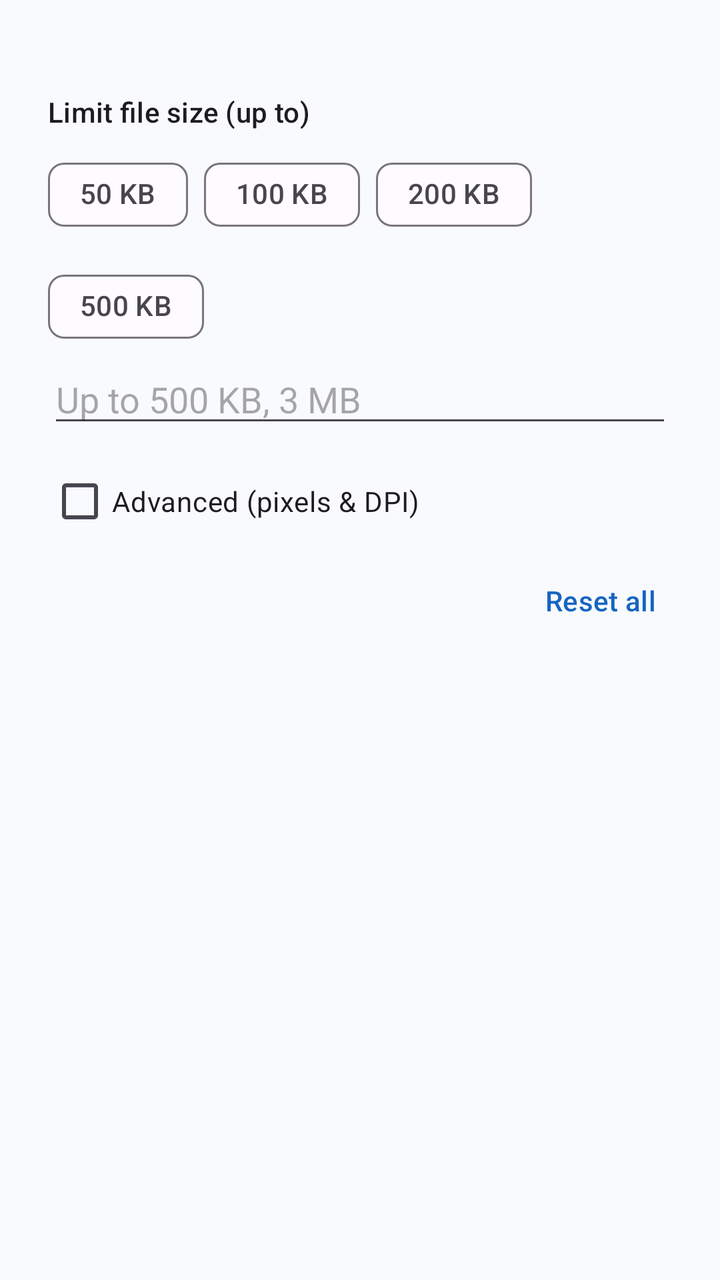
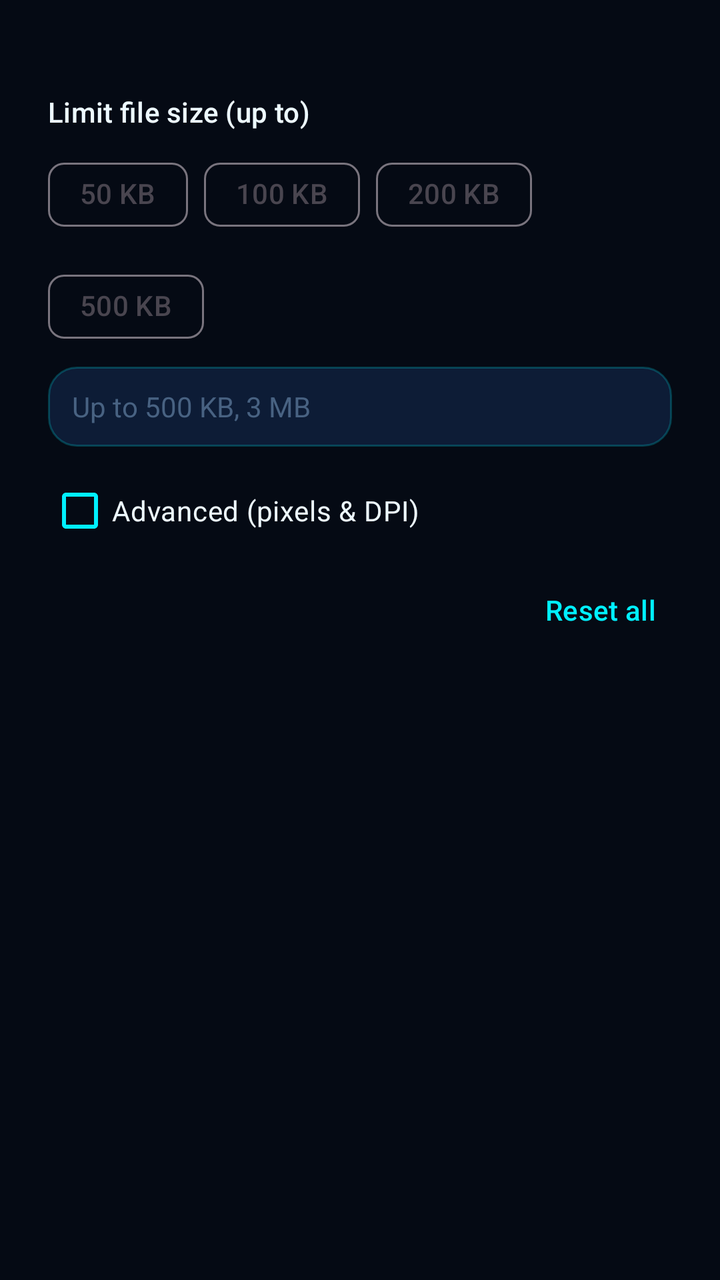

Screens rendered from an Android XML layout before and after an edit, with the pre-edit source and the edit as a unified diff.
<!-- AndroidManifest.xml: application theme Theme.ScanWhirl -->
<!-- res/layout/dialog_resize.xml -->
<?xml version="1.0" encoding="utf-8"?>
<LinearLayout xmlns:android="http://schemas.android.com/apk/res/android"
    xmlns:app="http://schemas.android.com/apk/res-auto"
    android:layout_width="match_parent"
    android:layout_height="wrap_content"
    android:orientation="vertical"
    android:paddingHorizontal="24dp"
    android:paddingTop="16dp"
    android:paddingBottom="4dp">

    <TextView
        android:id="@+id/fileInfo"
        android:layout_width="match_parent"
        android:layout_height="wrap_content"
        android:maxLines="2"
        android:textAppearance="?attr/textAppearanceBodySmall"
        android:textColor="?android:attr/textColorSecondary" />

    <TextView
        android:layout_width="wrap_content"
        android:layout_height="wrap_content"
        android:layout_marginTop="14dp"
        android:text="@string/resize_target_label"
        android:textAppearance="?attr/textAppearanceLabelLarge" />

    <com.google.android.material.chip.ChipGroup
        android:id="@+id/presetGroup"
        android:layout_width="wrap_content"
        android:layout_height="wrap_content"
        android:layout_marginTop="8dp"
        app:singleSelection="true">

        <com.google.android.material.chip.Chip
            android:id="@+id/preset50"
            style="@style/Widget.Material3.Chip.Filter"
            android:layout_width="wrap_content"
            android:layout_height="wrap_content"
            android:text="@string/size_50" />

        <com.google.android.material.chip.Chip
            android:id="@+id/preset100"
            style="@style/Widget.Material3.Chip.Filter"
            android:layout_width="wrap_content"
            android:layout_height="wrap_content"
            android:text="@string/size_100" />

        <com.google.android.material.chip.Chip
            android:id="@+id/preset200"
            style="@style/Widget.Material3.Chip.Filter"
            android:layout_width="wrap_content"
            android:layout_height="wrap_content"
            android:text="@string/size_200" />

        <com.google.android.material.chip.Chip
            android:id="@+id/preset500"
            style="@style/Widget.Material3.Chip.Filter"
            android:layout_width="wrap_content"
            android:layout_height="wrap_content"
            android:text="@string/size_500" />
    </com.google.android.material.chip.ChipGroup>

    <EditText
        android:id="@+id/editMaxSize"
        android:layout_width="match_parent"
        android:layout_height="wrap_content"
        android:hint="@string/resize_target_hint"
        android:importantForAutofill="no"
        android:inputType="text"
        android:selectAllOnFocus="true" />

    <CheckBox
        android:id="@+id/checkAdvanced"
        android:layout_width="wrap_content"
        android:layout_height="wrap_content"
        android:layout_marginTop="8dp"
        android:text="@string/resize_advanced" />

    <LinearLayout
        android:id="@+id/advancedBox"
        android:layout_width="match_parent"
        android:layout_height="wrap_content"
        android:orientation="vertical"
        android:visibility="gone">

        <LinearLayout
            android:layout_width="match_parent"
            android:layout_height="wrap_content"
            android:layout_marginTop="8dp"
            android:gravity="center_vertical"
            android:orientation="horizontal">

            <TextView
                android:layout_width="wrap_content"
                android:layout_height="wrap_content"
                android:labelFor="@id/editWidth"
                android:text="@string/resize_width"
                android:textAppearance="?attr/textAppearanceLabelLarge" />

            <EditText
                android:id="@+id/editWidth"
                android:layout_width="0dp"
                android:layout_height="wrap_content"
                android:layout_marginStart="8dp"
                android:layout_weight="1"
                android:hint="@string/resize_auto"
                android:importantForAutofill="no"
                android:inputType="number"
                android:selectAllOnFocus="true" />

            <TextView
                android:layout_width="wrap_content"
                android:layout_height="wrap_content"
                android:layout_marginHorizontal="4dp"
                android:text="@string/resize_times"
                android:textAppearance="?attr/textAppearanceTitleMedium" />

            <EditText
                android:id="@+id/editHeight"
                android:layout_width="0dp"
                android:layout_height="wrap_content"
                android:layout_weight="1"
                android:hint="@string/resize_auto"
                android:importantForAutofill="no"
                android:inputType="number"
                android:selectAllOnFocus="true" />

            <TextView
                android:layout_width="wrap_content"
                android:layout_height="wrap_content"
                android:layout_marginStart="6dp"
                android:text="@string/resize_px"
                android:textAppearance="?attr/textAppearanceLabelLarge" />
        </LinearLayout>

        <CheckBox
            android:id="@+id/checkRatio"
            android:layout_width="wrap_content"
            android:layout_height="wrap_content"
            android:layout_marginTop="4dp"
            android:checked="true"
            android:text="@string/resize_keep_ratio" />
    </LinearLayout>

    <TextView
        android:id="@+id/btnKeepOriginal"
        android:layout_width="wrap_content"
        android:layout_height="wrap_content"
        android:layout_gravity="end"
        android:layout_marginTop="8dp"
        android:background="?attr/selectableItemBackground"
        android:paddingHorizontal="8dp"
        android:paddingVertical="8dp"
        android:text="@string/resize_keep_original"
        android:textAppearance="?attr/textAppearanceLabelLarge"
        android:textColor="?attr/colorPrimary" />
</LinearLayout>
<!-- resources referenced by this layout -->
<resources>
  <style name="Theme.ScanWhirl" parent="Theme.Material3.DayNight.NoActionBar">
          <item name="colorPrimary">@color/sf_primary</item>
          <item name="colorOnPrimary">@color/sf_on_primary</item>
          <item name="colorPrimaryContainer">@color/sf_primary_container</item>
          <item name="colorOnPrimaryContainer">@color/sf_on_primary_container</item>
          <item name="colorSecondaryContainer">@color/sf_secondary_container</item>
          <item name="colorOnSecondaryContainer">@color/sf_on_secondary_container</item>
          <item name="android:colorBackground">@color/sf_background</item>
          <item name="colorSurface">@color/sf_surface</item>
          <item name="colorOnSurface">@color/sf_on_surface</item>
          <item name="colorSurfaceContainer">@color/sf_surface</item>
          <item name="android:statusBarColor">@color/sf_surface</item>
          <item name="android:navigationBarColor">@color/sf_background</item>
          <item name="android:windowLightStatusBar">true</item>
      </style>
  <color name="sf_primary">#1565C0</color>
  <color name="sf_on_primary">#FFFFFF</color>
  <color name="sf_primary_container">#D6E3FF</color>
  <color name="sf_on_primary_container">#001B3F</color>
  <color name="sf_secondary_container">#DDE7FF</color>
  <color name="sf_on_secondary_container">#001B41</color>
  <color name="sf_background">#F8FAFD</color>
  <color name="sf_surface">#FDFBFF</color>
  <color name="sf_on_surface">#1A1B20</color>
  <!-- unchanged entries left out for length: 13 -->
</resources>

<!-- the commit's change to res/layout/dialog_resize.xml (unified diff, before → after) -->
@@ -14,14 +14,15 @@
         android:layout_height="wrap_content"
         android:maxLines="2"
         android:textAppearance="?attr/textAppearanceBodySmall"
-        android:textColor="?android:attr/textColorSecondary" />
+        android:textColor="@color/text_hologram_mid" />
 
     <TextView
         android:layout_width="wrap_content"
         android:layout_height="wrap_content"
         android:layout_marginTop="14dp"
         android:text="@string/resize_target_label"
-        android:textAppearance="?attr/textAppearanceLabelLarge" />
+        android:textAppearance="?attr/textAppearanceLabelLarge"
+        android:textColor="@color/text_hologram_hi" />
 
     <com.google.android.material.chip.ChipGroup
         android:id="@+id/presetGroup"
@@ -62,18 +63,26 @@
     <EditText
         android:id="@+id/editMaxSize"
         android:layout_width="match_parent"
-        android:layout_height="wrap_content"
+        android:layout_height="40dp"
+        android:layout_marginTop="6dp"
+        android:background="@drawable/bg_search_bar"
         android:hint="@string/resize_target_hint"
         android:importantForAutofill="no"
         android:inputType="text"
-        android:selectAllOnFocus="true" />
+        android:paddingHorizontal="12dp"
+        android:selectAllOnFocus="true"
+        android:textColor="@color/text_hologram_hi"
+        android:textColorHint="@color/text_hologram_dim"
+        android:textSize="14sp" />
 
     <CheckBox
         android:id="@+id/checkAdvanced"
         android:layout_width="wrap_content"
         android:layout_height="wrap_content"
         android:layout_marginTop="8dp"
-        android:text="@string/resize_advanced" />
+        android:text="@string/resize_advanced"
+        android:textColor="@color/text_hologram_hi"
+        app:buttonTint="@color/cyan_primary" />
 
     <LinearLayout
         android:id="@+id/advancedBox"
@@ -94,42 +103,55 @@
                 android:layout_height="wrap_content"
                 android:labelFor="@id/editWidth"
                 android:text="@string/resize_width"
-                android:textAppearance="?attr/textAppearanceLabelLarge" />
+                android:textAppearance="?attr/textAppearanceLabelLarge"
+                android:textColor="@color/text_hologram_hi" />
 
             <EditText
                 android:id="@+id/editWidth"
                 android:layout_width="0dp"
-                android:layout_height="wrap_content"
+                android:layout_height="38dp"
                 android:layout_marginStart="8dp"
                 android:layout_weight="1"
+                android:background="@drawable/bg_search_bar"
                 android:hint="@string/resize_auto"
                 android:importantForAutofill="no"
                 android:inputType="number"
-                android:selectAllOnFocus="true" />
+                android:paddingHorizontal="10dp"
+                android:selectAllOnFocus="true"
+                android:textColor="@color/text_hologram_hi"
+                android:textColorHint="@color/text_hologram_dim"
+                android:textSize="14sp" />
 
             <TextView
                 android:layout_width="wrap_content"
                 android:layout_height="wrap_content"
                 android:layout_marginHorizontal="4dp"
                 android:text="@string/resize_times"
-                android:textAppearance="?attr/textAppearanceTitleMedium" />
+                android:textAppearance="?attr/textAppearanceTitleMedium"
+                android:textColor="@color/text_hologram_mid" />
 
             <EditText
                 android:id="@+id/editHeight"
                 android:layout_width="0dp"
-                android:layout_height="wrap_content"
+                android:layout_height="38dp"
                 android:layout_weight="1"
+                android:background="@drawable/bg_search_bar"
                 android:hint="@string/resize_auto"
                 android:importantForAutofill="no"
                 android:inputType="number"
-                android:selectAllOnFocus="true" />
+                android:paddingHorizontal="10dp"
+                android:selectAllOnFocus="true"
+                android:textColor="@color/text_hologram_hi"
+                android:textColorHint="@color/text_hologram_dim"
+                android:textSize="14sp" />
 
             <TextView
                 android:layout_width="wrap_content"
                 android:layout_height="wrap_content"
                 android:layout_marginStart="6dp"
                 android:text="@string/resize_px"
-                android:textAppearance="?attr/textAppearanceLabelLarge" />
+                android:textAppearance="?attr/textAppearanceLabelLarge"
+                android:textColor="@color/text_hologram_hi" />
         </LinearLayout>
 
         <CheckBox
@@ -138,7 +160,9 @@
             android:layout_height="wrap_content"
             android:layout_marginTop="4dp"
             android:checked="true"
-            android:text="@string/resize_keep_ratio" />
+            android:text="@string/resize_keep_ratio"
+            android:textColor="@color/text_hologram_hi"
+            app:buttonTint="@color/cyan_primary" />
     </LinearLayout>
 
     <TextView
@@ -152,5 +176,5 @@
         android:paddingVertical="8dp"
         android:text="@string/resize_keep_original"
         android:textAppearance="?attr/textAppearanceLabelLarge"
-        android:textColor="?attr/colorPrimary" />
+        android:textColor="@color/cyan_primary" />
 </LinearLayout>
<!-- resource entries referenced after the edit -->
@@ -1,5 +1,31 @@
 <!-- resources referenced by this layout -->
 <resources>
+  <color name="cyan_primary">#00F0FF</color>
+  <color name="text_hologram_dim">#486282</color>
+  <color name="text_hologram_hi">#EDF9FF</color>
+  <color name="text_hologram_mid">#8EA8C4</color>
+  <!-- drawable bg_search_bar (drawable) -->
+  <?xml version="1.0" encoding="utf-8"?>
+  <selector xmlns:android="http://schemas.android.com/apk/res/android">
+      <item android:state_focused="true">
+          <shape android:shape="rectangle">
+              <corners android:radius="14dp" />
+              <solid android:color="@color/glass_surface_raised" />
+              <stroke
+                  android:width="1.2dp"
+                  android:color="@color/cyan_border_active" />
+          </shape>
+      </item>
+      <item>
+          <shape android:shape="rectangle">
+              <corners android:radius="14dp" />
+              <solid android:color="@color/glass_surface_raised" />
+              <stroke
+                  android:width="1dp"
+                  android:color="@color/cyan_border_idle" />
+          </shape>
+      </item>
+  </selector>
   <style name="Theme.ScanWhirl" parent="Theme.Material3.DayNight.NoActionBar">
           <item name="colorPrimary">@color/sf_primary</item>
           <item name="colorOnPrimary">@color/sf_on_primary</item>
@@ -11,19 +37,44 @@
           <item name="colorSurface">@color/sf_surface</item>
           <item name="colorOnSurface">@color/sf_on_surface</item>
           <item name="colorSurfaceContainer">@color/sf_surface</item>
+          <item name="colorSurfaceContainerHigh">@color/glass_surface_raised</item>
           <item name="android:statusBarColor">@color/sf_surface</item>
           <item name="android:navigationBarColor">@color/sf_background</item>
-          <item name="android:windowLightStatusBar">true</item>
+          <item name="android:windowLightStatusBar">false</item>
+          <item name="android:textColorPrimary">@color/text_hologram_hi</item>
+          <item name="android:textColorSecondary">@color/text_hologram_mid</item>
+          <item name="alertDialogTheme">@style/ThemeOverlay.ScanWhirl.Dialog</item>
+          <item name="materialAlertDialogTheme">@style/ThemeOverlay.ScanWhirl.Dialog</item>
       </style>
-  <color name="sf_primary">#1565C0</color>
-  <color name="sf_on_primary">#FFFFFF</color>
-  <color name="sf_primary_container">#D6E3FF</color>
-  <color name="sf_on_primary_container">#001B3F</color>
-  <color name="sf_secondary_container">#DDE7FF</color>
-  <color name="sf_on_secondary_container">#001B41</color>
-  <color name="sf_background">#F8FAFD</color>
-  <color name="sf_surface">#FDFBFF</color>
-  <color name="sf_on_surface">#1A1B20</color>
+  <color name="glass_surface_raised">#D60F1F3D</color>
+  <color name="cyan_border_active">#BF00F0FF</color>
+  <color name="cyan_border_idle">#3800F0FF</color>
+  <color name="sf_primary">#00F0FF</color>
+  <color name="sf_on_primary">#050A14</color>
+  <color name="sf_primary_container">#162846</color>
+  <color name="sf_on_primary_container">#EDF9FF</color>
+  <color name="sf_secondary_container">#0F1F3D</color>
+  <color name="sf_on_secondary_container">#8EA8C4</color>
+  <color name="sf_background">#050A14</color>
+  <color name="sf_surface">#050A14</color>
+  <color name="sf_on_surface">#EDF9FF</color>
+  <style name="ThemeOverlay.ScanWhirl.Dialog" parent="ThemeOverlay.Material3.MaterialAlertDialog">
+          <item name="android:backgroundDimAmount">0.85</item>
+          <item name="colorSurface">@color/glass_surface_raised</item>
+          <item name="colorOnSurface">@color/text_hologram_hi</item>
+          <item name="android:textColorPrimary">@color/text_hologram_hi</item>
+          <item name="android:textColorSecondary">@color/text_hologram_mid</item>
+          <item name="buttonBarPositiveButtonStyle">@style/Widget.ScanWhirl.Button.DialogPositive</item>
+          <item name="buttonBarNegativeButtonStyle">@style/Widget.ScanWhirl.Button.DialogNegative</item>
+          <item name="buttonBarNeutralButtonStyle">@style/Widget.ScanWhirl.Button.DialogNegative</item>
+      </style>
+  <style name="Widget.ScanWhirl.Button.DialogPositive" parent="Widget.Material3.Button.TextButton.Dialog">
+          <item name="android:textColor">@color/cyan_primary</item>
+          <item name="android:textStyle">bold</item>
+      </style>
+  <style name="Widget.ScanWhirl.Button.DialogNegative" parent="Widget.Material3.Button.TextButton.Dialog">
+          <item name="android:textColor">@color/text_hologram_mid</item>
+      </style>
   <!-- unchanged entries left out for length: 13 -->
 </resources>
 
